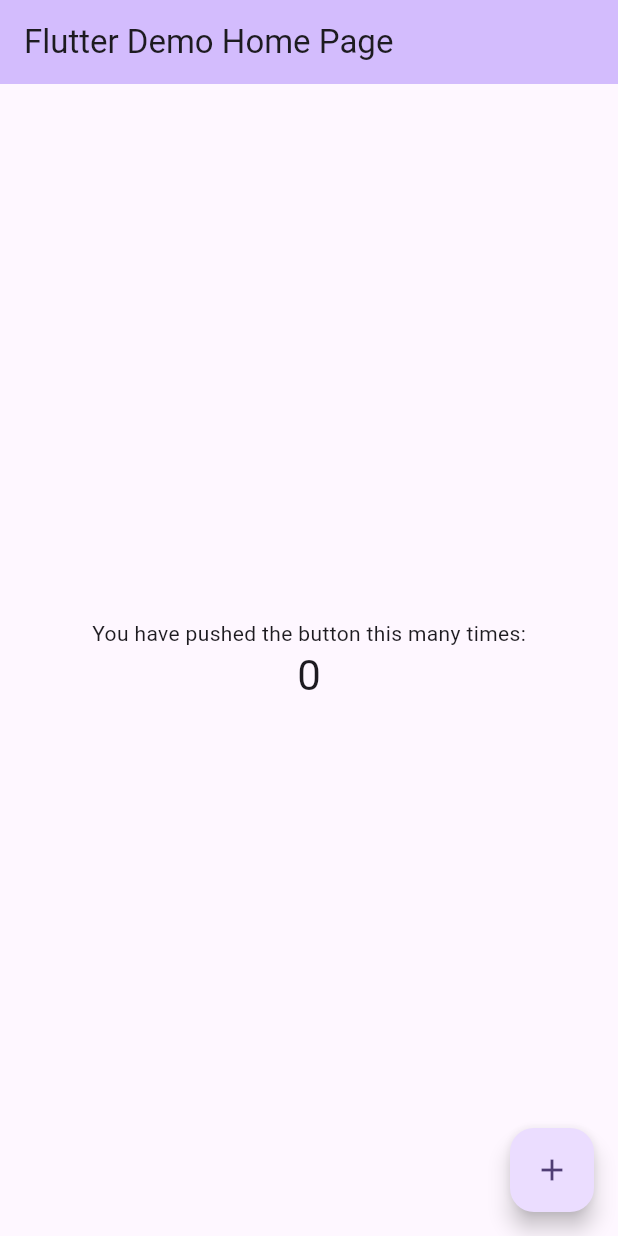
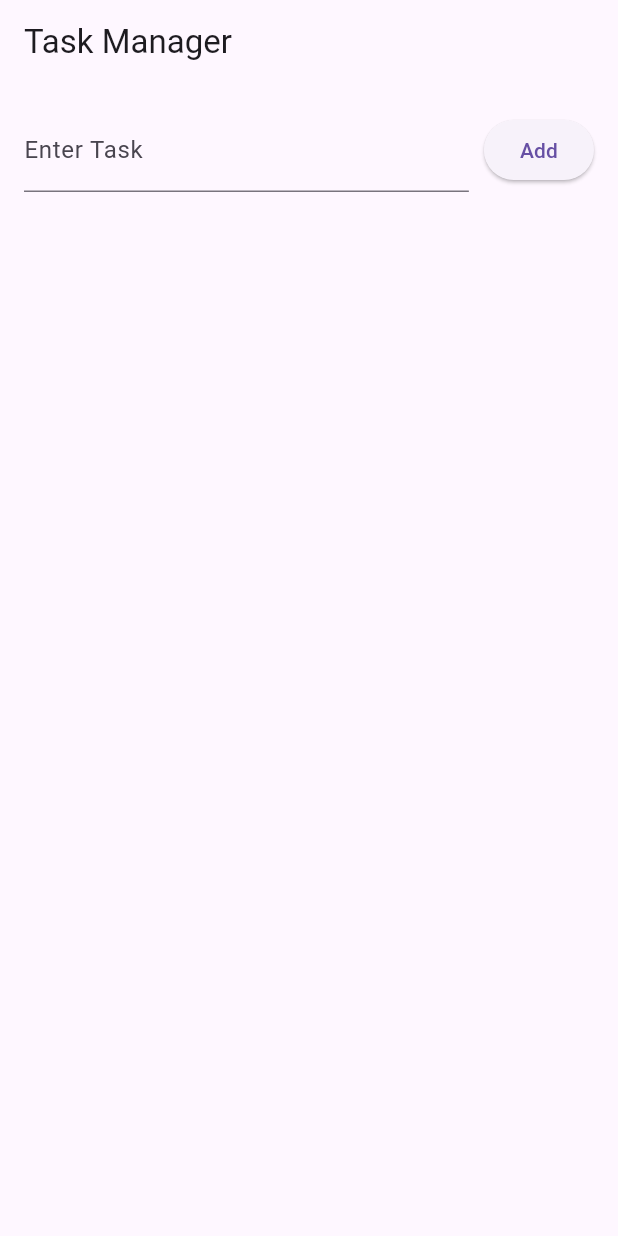
Before and after one commit to jenneetee/cw03-task-manager, a Flutter app: the screen it shows after launch, on a phone screen of 412 x 824 dp. Run offline on Flutter 3.47's test engine with Material 3 defaults, Android fonts, the light colour scheme and no system bars.

Commit message:
added main functionalities

```diff
--- a/lib/main.dart
+++ b/lib/main.dart
@@ -1,125 +1,113 @@
 import 'package:flutter/material.dart';
 
 void main() {
-  runApp(const MyApp());
+  runApp(TaskManagerApp());
 }
 
-class MyApp extends StatelessWidget {
-  const MyApp({super.key});
-
-  // This widget is the root of your application.
+class TaskManagerApp extends StatelessWidget {
   @override
   Widget build(BuildContext context) {
     return MaterialApp(
-      title: 'Flutter Demo',
-      theme: ThemeData(
-        // This is the theme of your application.
-        //
-        // TRY THIS: Try running your application with "flutter run". You'll see
-        // the application has a purple toolbar. Then, without quitting the app,
-        // try changing the seedColor in the colorScheme below to Colors.green
-        // and then invoke "hot reload" (save your changes or press the "hot
-        // reload" button in a Flutter-supported IDE, or press "r" if you used
-        // the command line to start the app).
-        //
-        // Notice that the counter didn't reset back to zero; the application
-        // state is not lost during the reload. To reset the state, use hot
-        // restart instead.
-        //
-        // This works for code too, not just values: Most code changes can be
-        // tested with just a hot reload.
-        colorScheme: ColorScheme.fromSeed(seedColor: Colors.deepPurple),
-        useMaterial3: true,
-      ),
-      home: const MyHomePage(title: 'Flutter Demo Home Page'),
+      title: 'Task Manager',
+      home: TaskListScreen(),
     );
   }
 }
 
-class MyHomePage extends StatefulWidget {
-  const MyHomePage({super.key, required this.title});
+class Task {
+  String name;
+  bool isCompleted;
 
-  // This widget is the home page of your application. It is stateful, meaning
-  // that it has a State object (defined below) that contains fields that affect
-  // how it looks.
-
-  // This class is the configuration for the state. It holds the values (in this
-  // case the title) provided by the parent (in this case the App widget) and
-  // used by the build method of the State. Fields in a Widget subclass are
-  // always marked "final".
-
-  final String title;
-
-  @override
-  State<MyHomePage> createState() => _MyHomePageState();
+  Task({required this.name, this.isCompleted = false});
 }
 
-class _MyHomePageState extends State<MyHomePage> {
-  int _counter = 0;
+class TaskListScreen extends StatefulWidget {
+  @override
+  _TaskListScreenState createState() => _TaskListScreenState();
+}
 
-  void _incrementCounter() {
+class _TaskListScreenState extends State<TaskListScreen> {
+  final List<Task> _tasks = [];
+  final TextEditingController _taskController = TextEditingController();
+
+  void _addTask() {
+    if (_taskController.text.isNotEmpty) {
+      setState(() {
+        _tasks.add(Task(name: _taskController.text));
+        _taskController.clear();
+      });
+    }
+  }
+
+  void _toggleTaskCompletion(int index) {
     setState(() {
-      // This call to setState tells the Flutter framework that something has
-      // changed in this State, which causes it to rerun the build method below
-      // so that the display can reflect the updated values. If we changed
-      // _counter without calling setState(), then the build method would not be
-      // called again, and so nothing would appear to happen.
-      _counter++;
+      _tasks[index].isCompleted = !_tasks[index].isCompleted;
+    });
+  }
+
+  void _deleteTask(int index) {
+    setState(() {
+      _tasks.removeAt(index);
     });
   }
 
   @override
   Widget build(BuildContext context) {
-    // This method is rerun every time setState is called, for instance as done
-    // by the _incrementCounter method above.
-    //
-    // The Flutter framework has been optimized to make rerunning build methods
-    // fast, so that you can just rebuild anything that needs updating rather
-    // than having to individually change instances of widgets.
     return Scaffold(
       appBar: AppBar(
-        // TRY THIS: Try changing the color here to a specific color (to
-        // Colors.amber, perhaps?) and trigger a hot reload to see the AppBar
-        // change color while the other colors stay the same.
-        backgroundColor: Theme.of(context).colorScheme.inversePrimary,
-        // Here we take the value from the MyHomePage object that was created by
-        // the App.build method, and use it to set our appbar title.
-        title: Text(widget.title),
+        title: Text('Task Manager'),
       ),
-      body: Center(
-        // Center is a layout widget. It takes a single child and positions it
-        // in the middle of the parent.
+      body: Padding(
+        padding: EdgeInsets.all(16.0),
         child: Column(
-          // Column is also a layout widget. It takes a list of children and
-          // arranges them vertically. By default, it sizes itself to fit its
-          // children horizontally, and tries to be as tall as its parent.
-          //
-          // Column has various properties to control how it sizes itself and
-          // how it positions its children. Here we use mainAxisAlignment to
-          // center the children vertically; the main axis here is the vertical
-          // axis because Columns are vertical (the cross axis would be
-          // horizontal).
-          //
-          // TRY THIS: Invoke "debug painting" (choose the "Toggle Debug Paint"
-          // action in the IDE, or press "p" in the console), to see the
-          // wireframe for each widget.
-          mainAxisAlignment: MainAxisAlignment.center,
-          children: <Widget>[
-            const Text(
-              'You have pushed the button this many times:',
+          children: [
+            Row(
+              children: [
+                Expanded(
+                  child: TextField(
+                    controller: _taskController,
+                    decoration: InputDecoration(
+                      labelText: 'Enter Task',
+                    ),
+                  ),
+                ),
+                SizedBox(width: 10),
+                ElevatedButton(
+                  onPressed: _addTask,
+                  child: Text('Add'),
+                ),
+              ],
             ),
-            Text(
-              '$_counter',
-              style: Theme.of(context).textTheme.headlineMedium,
+            SizedBox(height: 20),
+            Expanded(
+              child: ListView.builder(
+                itemCount: _tasks.length,
+                itemBuilder: (context, index) {
+                  final task = _tasks[index];
+                  return ListTile(
+                    leading: Checkbox(
+                      value: task.isCompleted,
+                      onChanged: (value) => _toggleTaskCompletion(index),
+                    ),
+                    title: Text(
+                      task.name,
+                      style: TextStyle(
+                        decoration: task.isCompleted
+                            ? TextDecoration.lineThrough
+                            : TextDecoration.none,
+                      ),
+                    ),
+                    trailing: IconButton(
+                      icon: Icon(Icons.delete, color: Colors.red),
+                      onPressed: () => _deleteTask(index),
+                    ),
+                  );
+                },
+              ),
             ),
           ],
         ),
       ),
-      floatingActionButton: FloatingActionButton(
-        onPressed: _incrementCounter,
-        tooltip: 'Increment',
-        child: const Icon(Icons.add),
-      ), // This trailing comma makes auto-formatting nicer for build methods.
     );
   }
 }
```
